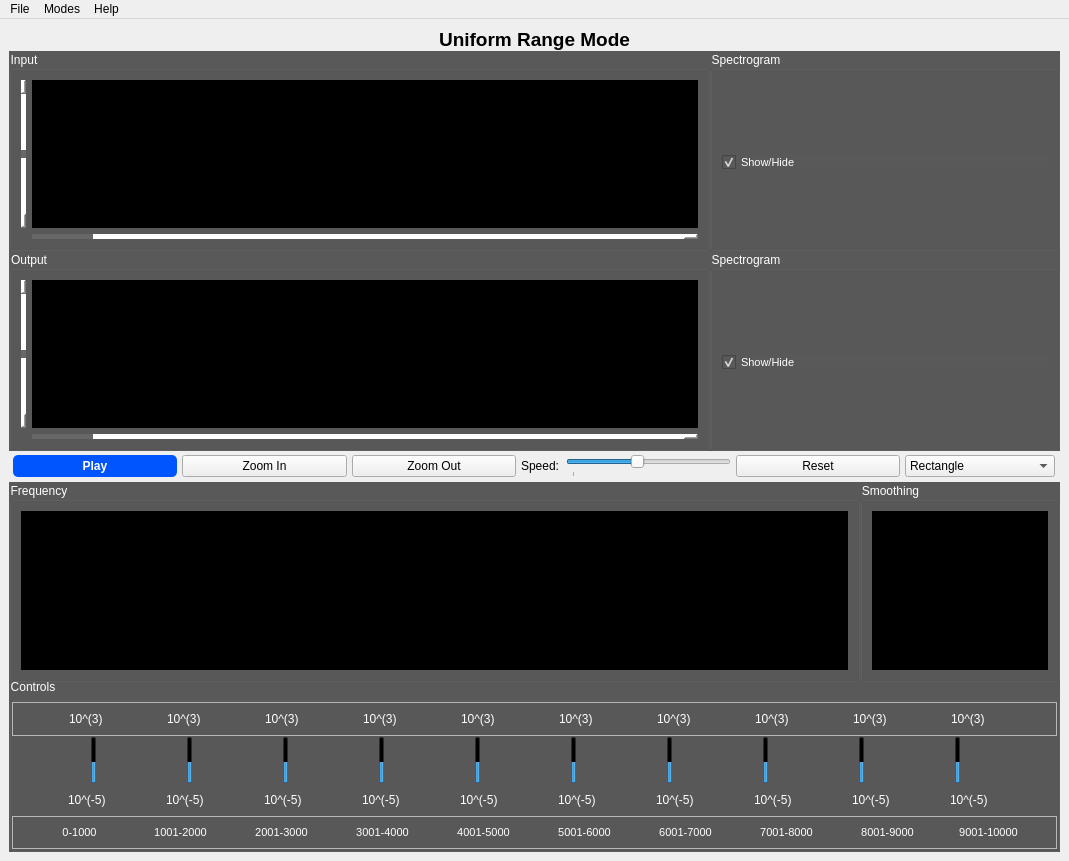
This is task3.ui in OmarAtef0/Signal-Equalizer as Qt 5 draws it before an edit. The edited form follows.
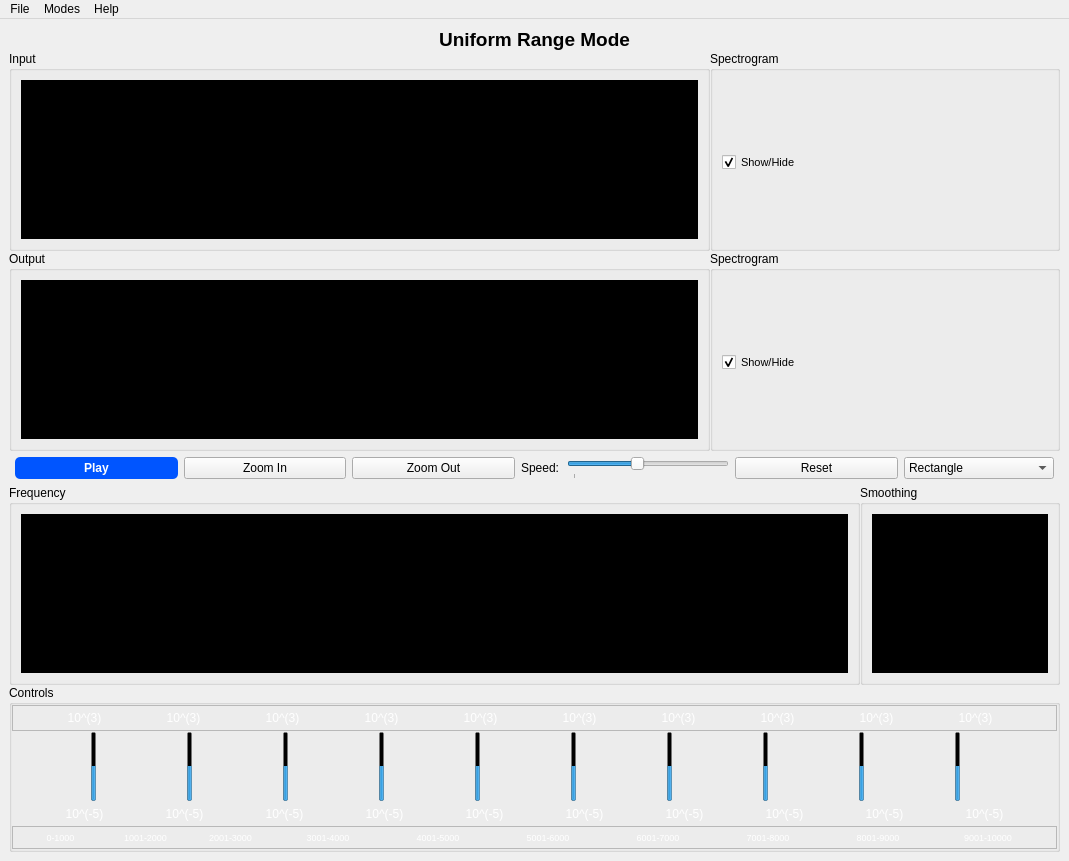
This is the edited form. Custom widgets are drawn as their Qt base class.

```diff
--- a/task3.ui
+++ b/task3.ui
@@ -33,7 +33,7 @@
        <enum>QFrame::Raised</enum>
       </property>
       <property name="lineWidth">
-       <number>1</number>
+       <number>0</number>
       </property>
       <layout class="QVBoxLayout" name="verticalLayout">
        <property name="spacing">
@@ -118,14 +118,13 @@
              </size>
             </property>
             <property name="styleSheet">
-             <string notr="true">background-color: rgb(89, 89, 89);
-color: rgb(255, 255, 255);</string>
+             <string notr="true"/>
             </property>
             <property name="title">
              <string>Input</string>
             </property>
             <layout class="QGridLayout" name="gridLayout_12">
-             <item row="0" column="1">
+             <item row="0" column="0">
               <widget class="PlotWidget" name="plot_1" native="true">
                <property name="minimumSize">
                 <size>
@@ -141,67 +140,6 @@
                </property>
               </widget>
              </item>
-             <item row="1" column="1">
-              <widget class="QScrollBar" name="horizontalScrollBar_1">
-               <property name="maximumSize">
-                <size>
-                 <width>16777215</width>
-                 <height>5</height>
-                </size>
-               </property>
-               <property name="styleSheet">
-                <string notr="true">QScrollBar:horizontal {
-	background-color: rgb(255, 255, 255);
-}
-
-QScrollBar::handle:horizontal {
- background-color: #676767;
-}
-</string>
-               </property>
-               <property name="orientation">
-                <enum>Qt::Horizontal</enum>
-               </property>
-              </widget>
-             </item>
-             <item row="0" column="0">
-              <widget class="QScrollBar" name="verticalScrollBar_1">
-               <property name="maximumSize">
-                <size>
-                 <width>5</width>
-                 <height>16777215</height>
-                </size>
-               </property>
-               <property name="styleSheet">
-                <string notr="true">QScrollBar:vertical {
-	background-color: rgb(255, 255, 255);
-}
-
-QScrollBar::handle:vertical
- {
- background-color: #676767;
-}
-
-
-</string>
-               </property>
-               <property name="minimum">
-                <number>-80</number>
-               </property>
-               <property name="maximum">
-                <number>80</number>
-               </property>
-               <property name="value">
-                <number>0</number>
-               </property>
-               <property name="tracking">
-                <bool>true</bool>
-               </property>
-               <property name="orientation">
-                <enum>Qt::Vertical</enum>
-               </property>
-              </widget>
-             </item>
             </layout>
            </widget>
           </item>
@@ -226,8 +164,7 @@
              <bool>false</bool>
             </property>
             <property name="styleSheet">
-             <string notr="true">background-color: rgb(89, 89, 89);
-color: rgb(255, 255, 255);</string>
+             <string notr="true"/>
             </property>
             <property name="title">
              <string>Spectrogram</string>
@@ -355,52 +292,13 @@
              </size>
             </property>
             <property name="styleSheet">
-             <string notr="true">background-color: rgb(89, 89, 89);
-color: rgb(255, 255, 255);</string>
+             <string notr="true"/>
             </property>
             <property name="title">
              <string>Output</string>
             </property>
             <layout class="QGridLayout" name="gridLayout_6">
              <item row="0" column="0">
-              <widget class="QScrollBar" name="verticalScrollBar_2">
-               <property name="maximumSize">
-                <size>
-                 <width>5</width>
-                 <height>16777215</height>
-                </size>
-               </property>
-               <property name="styleSheet">
-                <string notr="true">QScrollBar:vertical {
-	background-color: rgb(255, 255, 255);
-}
-
-QScrollBar::handle:vertical
- {
- background-color: #676767;
-}
-
-
-</string>
-               </property>
-               <property name="minimum">
-                <number>-80</number>
-               </property>
-               <property name="maximum">
-                <number>80</number>
-               </property>
-               <property name="value">
-                <number>0</number>
-               </property>
-               <property name="tracking">
-                <bool>true</bool>
-               </property>
-               <property name="orientation">
-                <enum>Qt::Vertical</enum>
-               </property>
-              </widget>
-             </item>
-             <item row="0" column="1">
               <widget class="PlotWidget" name="plot_2" native="true">
                <property name="minimumSize">
                 <size>
@@ -416,29 +314,6 @@
                </property>
               </widget>
              </item>
-             <item row="1" column="1">
-              <widget class="QScrollBar" name="horizontalScrollBar_2">
-               <property name="maximumSize">
-                <size>
-                 <width>16777215</width>
-                 <height>5</height>
-                </size>
-               </property>
-               <property name="styleSheet">
-                <string notr="true">QScrollBar:horizontal {
-	background-color: rgb(255, 255, 255);
-}
-
-QScrollBar::handle:horizontal {
- background-color: #676767;
-}
-</string>
-               </property>
-               <property name="orientation">
-                <enum>Qt::Horizontal</enum>
-               </property>
-              </widget>
-             </item>
             </layout>
            </widget>
           </item>
@@ -460,8 +335,7 @@
              <bool>false</bool>
             </property>
             <property name="styleSheet">
-             <string notr="true">background-color: rgb(89, 89, 89);
-color: rgb(255, 255, 255);</string>
+             <string notr="true"/>
             </property>
             <property name="title">
              <string>Spectrogram</string>
@@ -551,19 +425,19 @@
          </property>
          <layout class="QHBoxLayout" name="horizontalLayout_8">
           <property name="spacing">
-           <number>5</number>
+           <number>6</number>
           </property>
           <property name="leftMargin">
-           <number>4</number>
+           <number>6</number>
           </property>
           <property name="topMargin">
-           <number>4</number>
+           <number>6</number>
           </property>
           <property name="rightMargin">
-           <number>5</number>
+           <number>6</number>
           </property>
           <property name="bottomMargin">
-           <number>5</number>
+           <number>6</number>
           </property>
           <item>
            <widget class="QPushButton" name="play_pause_btn">
@@ -799,6 +673,9 @@
          <property name="frameShadow">
           <enum>QFrame::Raised</enum>
          </property>
+         <property name="lineWidth">
+          <number>0</number>
+         </property>
          <layout class="QHBoxLayout" name="horizontalLayout_4">
           <property name="spacing">
            <number>0</number>
@@ -836,8 +713,7 @@
              </size>
             </property>
             <property name="styleSheet">
-             <string notr="true">background-color: rgb(89, 89, 89);
-color: rgb(255, 255, 255);</string>
+             <string notr="true"/>
             </property>
             <property name="title">
              <string>Frequency</string>
@@ -883,8 +759,7 @@
              </size>
             </property>
             <property name="styleSheet">
-             <string notr="true">background-color: rgb(89, 89, 89);
-color: rgb(255, 255, 255);</string>
+             <string notr="true"/>
             </property>
             <property name="title">
              <string>Smoothing</string>
@@ -932,6 +807,9 @@
          <property name="frameShadow">
           <enum>QFrame::Raised</enum>
          </property>
+         <property name="lineWidth">
+          <number>0</number>
+         </property>
          <layout class="QHBoxLayout" name="horizontalLayout_6">
           <property name="spacing">
            <number>0</number>
@@ -969,16 +847,7 @@
              </size>
             </property>
             <property name="styleSheet">
-             <string notr="true">QGroupBox {
-background-color: rgb(89, 89, 89);
-color: rgb(255, 255, 255);
-}
-QGroupBox::title  {
-    subcontrol-origin: margin;
-    subcontrol-position: top left;
-    padding: -5px 0px 0px 0px;
-    color: rgb(255, 255, 255);
-}</string>
+             <string notr="true"/>
             </property>
             <property name="title">
              <string>Controls</string>
@@ -1005,9 +874,27 @@
                 <enum>QFrame::StyledPanel</enum>
                </property>
                <property name="frameShadow">
-                <enum>QFrame::Raised</enum>
+                <enum>QFrame::Plain</enum>
+               </property>
+               <property name="lineWidth">
+                <number>0</number>
                </property>
                <layout class="QHBoxLayout" name="horizontalLayout_9">
+                <property name="spacing">
+                 <number>5</number>
+                </property>
+                <property name="leftMargin">
+                 <number>5</number>
+                </property>
+                <property name="topMargin">
+                 <number>5</number>
+                </property>
+                <property name="rightMargin">
+                 <number>5</number>
+                </property>
+                <property name="bottomMargin">
+                 <number>5</number>
+                </property>
                 <item>
                  <widget class="QLabel" name="label_11">
                   <property name="sizePolicy">
@@ -1024,7 +911,7 @@
                   </property>
                   <property name="maximumSize">
                    <size>
-                    <width>45</width>
+                    <width>55</width>
                     <height>16777215</height>
                    </size>
                   </property>
@@ -1034,6 +921,9 @@
                   <property name="text">
                    <string>10^(3)</string>
                   </property>
+                  <property name="alignment">
+                   <set>Qt::AlignCenter</set>
+                  </property>
                  </widget>
                 </item>
                 <item>
@@ -1052,7 +942,7 @@
                   </property>
                   <property name="maximumSize">
                    <size>
-                    <width>45</width>
+                    <width>55</width>
                     <height>16777215</height>
                    </size>
                   </property>
@@ -1062,6 +952,9 @@
                   <property name="text">
                    <string>10^(3)</string>
                   </property>
+                  <property name="alignment">
+                   <set>Qt::AlignCenter</set>
+                  </property>
                  </widget>
                 </item>
                 <item>
@@ -1080,7 +973,7 @@
                   </property>
                   <property name="maximumSize">
                    <size>
-                    <width>45</width>
+                    <width>55</width>
                     <height>16777215</height>
                    </size>
                   </property>
@@ -1090,6 +983,9 @@
                   <property name="text">
                    <string>10^(3)</string>
                   </property>
+                  <property name="alignment">
+                   <set>Qt::AlignCenter</set>
+                  </property>
                  </widget>
                 </item>
                 <item>
@@ -1108,7 +1004,7 @@
                   </property>
                   <property name="maximumSize">
                    <size>
-                    <width>45</width>
+                    <width>55</width>
                     <height>16777215</height>
                    </size>
                   </property>
@@ -1118,6 +1014,9 @@
                   <property name="text">
                    <string>10^(3)</string>
                   </property>
+                  <property name="alignment">
+                   <set>Qt::AlignCenter</set>
+                  </property>
                  </widget>
                 </item>
                 <item>
@@ -1136,7 +1035,7 @@
                   </property>
                   <property name="maximumSize">
                    <size>
-                    <width>45</width>
+                    <width>55</width>
                     <height>16777215</height>
                    </size>
                   </property>
@@ -1146,6 +1045,9 @@
                   <property name="text">
                    <string>10^(3)</string>
                   </property>
+                  <property name="alignment">
+                   <set>Qt::AlignCenter</set>
+                  </property>
                  </widget>
                 </item>
                 <item>
@@ -1164,7 +1066,7 @@
                   </property>
                   <property name="maximumSize">
                    <size>
-                    <width>45</width>
+                    <width>55</width>
                     <height>16777215</height>
                    </size>
                   </property>
@@ -1174,6 +1076,9 @@
                   <property name="text">
                    <string>10^(3)</string>
                   </property>
+                  <property name="alignment">
+                   <set>Qt::AlignCenter</set>
+                  </property>
                  </widget>
                 </item>
                 <item>
@@ -1192,7 +1097,7 @@
                   </property>
                   <property name="maximumSize">
                    <size>
-                    <width>45</width>
+                    <width>55</width>
                     <height>16777215</height>
                    </size>
                   </property>
@@ -1202,6 +1107,9 @@
                   <property name="text">
                    <string>10^(3)</string>
                   </property>
+                  <property name="alignment">
+                   <set>Qt::AlignCenter</set>
+                  </property>
                  </widget>
                 </item>
                 <item>
@@ -1220,7 +1128,7 @@
                   </property>
                   <property name="maximumSize">
                    <size>
-                    <width>45</width>
+                    <width>55</width>
                     <height>16777215</height>
                    </size>
                   </property>
@@ -1230,6 +1138,9 @@
                   <property name="text">
                    <string>10^(3)</string>
                   </property>
+                  <property name="alignment">
+                   <set>Qt::AlignCenter</set>
+                  </property>
                  </widget>
                 </item>
                 <item>
@@ -1248,7 +1159,7 @@
                   </property>
                   <property name="maximumSize">
                    <size>
-                    <width>45</width>
+                    <width>55</width>
                     <height>16777215</height>
                    </size>
                   </property>
@@ -1258,6 +1169,9 @@
                   <property name="text">
                    <string>10^(3)</string>
                   </property>
+                  <property name="alignment">
+                   <set>Qt::AlignCenter</set>
+                  </property>
                  </widget>
                 </item>
                 <item>
@@ -1276,7 +1190,7 @@
                   </property>
                   <property name="maximumSize">
                    <size>
-                    <width>45</width>
+                    <width>55</width>
                     <height>16777215</height>
                    </size>
                   </property>
@@ -1286,6 +1200,9 @@
                   <property name="text">
                    <string>10^(3)</string>
                   </property>
+                  <property name="alignment">
+                   <set>Qt::AlignCenter</set>
+                  </property>
                  </widget>
                 </item>
                </layout>
@@ -1299,6 +1216,9 @@
                <property name="frameShadow">
                 <enum>QFrame::Raised</enum>
                </property>
+               <property name="lineWidth">
+                <number>0</number>
+               </property>
                <layout class="QHBoxLayout" name="horizontalLayout_2">
                 <property name="spacing">
                  <number>0</number>
@@ -1825,9 +1745,30 @@
                <property name="frameShadow">
                 <enum>QFrame::Raised</enum>
                </property>
+               <property name="lineWidth">
+                <number>0</number>
+               </property>
                <layout class="QHBoxLayout" name="horizontalLayout_5">
+                <property name="spacing">
+                 <number>5</number>
+                </property>
+                <property name="leftMargin">
+                 <number>5</number>
+                </property>
+                <property name="topMargin">
+                 <number>5</number>
+                </property>
+                <property name="rightMargin">
+                 <number>5</number>
+                </property>
+                <property name="bottomMargin">
+                 <number>5</number>
+                </property>
                 <item>
                  <widget class="QLabel" name="label_1">
+                  <property name="enabled">
+                   <bool>true</bool>
+                  </property>
                   <property name="sizePolicy">
                    <sizepolicy hsizetype="Expanding" vsizetype="Expanding">
                     <horstretch>0</horstretch>
@@ -1842,7 +1783,7 @@
                   </property>
                   <property name="maximumSize">
                    <size>
-                    <width>45</width>
+                    <width>55</width>
                     <height>16777215</height>
                    </size>
                   </property>
@@ -1852,6 +1793,9 @@
                   <property name="text">
                    <string>10^(-5)</string>
                   </property>
+                  <property name="alignment">
+                   <set>Qt::AlignCenter</set>
+                  </property>
                  </widget>
                 </item>
                 <item>
@@ -1870,7 +1814,7 @@
                   </property>
                   <property name="maximumSize">
                    <size>
-                    <width>45</width>
+                    <width>55</width>
                     <height>16777215</height>
                    </size>
                   </property>
@@ -1880,6 +1824,9 @@
                   <property name="text">
                    <string>10^(-5)</string>
                   </property>
+                  <property name="alignment">
+                   <set>Qt::AlignCenter</set>
+                  </property>
                  </widget>
                 </item>
                 <item>
@@ -1898,7 +1845,7 @@
                   </property>
                   <property name="maximumSize">
                    <size>
-                    <width>45</width>
+                    <width>55</width>
                     <height>16777215</height>
                    </size>
                   </property>
@@ -1908,6 +1855,9 @@
                   <property name="text">
                    <string>10^(-5)</string>
                   </property>
+                  <property name="alignment">
+                   <set>Qt::AlignCenter</set>
+                  </property>
                  </widget>
                 </item>
                 <item>
@@ -1926,7 +1876,7 @@
                   </property>
                   <property name="maximumSize">
                    <size>
-                    <width>45</width>
+                    <width>55</width>
                     <height>16777215</height>
                    </size>
                   </property>
@@ -1936,6 +1886,9 @@
                   <property name="text">
                    <string>10^(-5)</string>
                   </property>
+                  <property name="alignment">
+                   <set>Qt::AlignCenter</set>
+                  </property>
                  </widget>
                 </item>
                 <item>
@@ -1954,7 +1907,7 @@
                   </property>
                   <property name="maximumSize">
                    <size>
-                    <width>45</width>
+                    <width>55</width>
                     <height>16777215</height>
                    </size>
                   </property>
@@ -1964,6 +1917,9 @@
                   <property name="text">
                    <string>10^(-5)</string>
                   </property>
+                  <property name="alignment">
+                   <set>Qt::AlignCenter</set>
+                  </property>
                  </widget>
                 </item>
                 <item>
@@ -1982,7 +1938,7 @@
                   </property>
                   <property name="maximumSize">
                    <size>
-                    <width>45</width>
+                    <width>55</width>
                     <height>16777215</height>
                    </size>
                   </property>
@@ -1992,6 +1948,9 @@
                   <property name="text">
                    <string>10^(-5)</string>
                   </property>
+                  <property name="alignment">
+                   <set>Qt::AlignCenter</set>
+                  </property>
                  </widget>
                 </item>
                 <item>
@@ -2010,7 +1969,7 @@
                   </property>
                   <property name="maximumSize">
                    <size>
-                    <width>45</width>
+                    <width>55</width>
                     <height>16777215</height>
                    </size>
                   </property>
@@ -2020,6 +1979,9 @@
                   <property name="text">
                    <string>10^(-5)</string>
                   </property>
+                  <property name="alignment">
+                   <set>Qt::AlignCenter</set>
+                  </property>
                  </widget>
                 </item>
                 <item>
@@ -2038,7 +2000,7 @@
                   </property>
                   <property name="maximumSize">
                    <size>
-                    <width>45</width>
+                    <width>55</width>
                     <height>16777215</height>
                    </size>
                   </property>
@@ -2048,6 +2010,9 @@
                   <property name="text">
                    <string>10^(-5)</string>
                   </property>
+                  <property name="alignment">
+                   <set>Qt::AlignCenter</set>
+                  </property>
                  </widget>
                 </item>
                 <item>
@@ -2066,7 +2031,7 @@
                   </property>
                   <property name="maximumSize">
                    <size>
-                    <width>45</width>
+                    <width>55</width>
                     <height>16777215</height>
                    </size>
                   </property>
@@ -2076,6 +2041,9 @@
                   <property name="text">
                    <string>10^(-5)</string>
                   </property>
+                  <property name="alignment">
+                   <set>Qt::AlignCenter</set>
+                  </property>
                  </widget>
                 </item>
                 <item>
@@ -2094,7 +2062,7 @@
                   </property>
                   <property name="maximumSize">
                    <size>
-                    <width>45</width>
+                    <width>55</width>
                     <height>16777215</height>
                    </size>
                   </property>
@@ -2104,6 +2072,9 @@
                   <property name="text">
                    <string>10^(-5)</string>
                   </property>
+                  <property name="alignment">
+                   <set>Qt::AlignCenter</set>
+                  </property>
                  </widget>
                 </item>
                </layout>
@@ -2117,7 +2088,25 @@
                <property name="frameShadow">
                 <enum>QFrame::Raised</enum>
                </property>
+               <property name="lineWidth">
+                <number>0</number>
+               </property>
                <layout class="QHBoxLayout" name="horizontalLayout_10">
+                <property name="spacing">
+                 <number>5</number>
+                </property>
+                <property name="leftMargin">
+                 <number>5</number>
+                </property>
+                <property name="topMargin">
+                 <number>5</number>
+                </property>
+                <property name="rightMargin">
+                 <number>5</number>
+                </property>
+                <property name="bottomMargin">
+                 <number>5</number>
+                </property>
                 <item>
                  <widget class="QLabel" name="label_21">
                   <property name="sizePolicy">
@@ -2140,7 +2129,8 @@
                   </property>
                   <property name="font">
                    <font>
-                    <pointsize>8</pointsize>
+                    <pointsize>7</pointsize>
+                    <bold>false</bold>
                    </font>
                   </property>
                   <property name="styleSheet">
@@ -2149,9 +2139,21 @@
                   <property name="text">
                    <string>0-1000</string>
                   </property>
+                  <property name="textFormat">
+                   <enum>Qt::AutoText</enum>
+                  </property>
+                  <property name="scaledContents">
+                   <bool>false</bool>
+                  </property>
                   <property name="alignment">
                    <set>Qt::AlignCenter</set>
                   </property>
+                  <property name="wordWrap">
+                   <bool>false</bool>
+                  </property>
+                  <property name="openExternalLinks">
+                   <bool>false</bool>
+                  </property>
                  </widget>
                 </item>
                 <item>
@@ -2176,7 +2178,8 @@
                   </property>
                   <property name="font">
                    <font>
-                    <pointsize>8</pointsize>
+                    <pointsize>7</pointsize>
+                    <bold>false</bold>
                    </font>
                   </property>
                   <property name="styleSheet">
@@ -2185,9 +2188,21 @@
                   <property name="text">
                    <string>1001-2000</string>
                   </property>
+                  <property name="textFormat">
+                   <enum>Qt::AutoText</enum>
+                  </property>
+                  <property name="scaledContents">
+                   <bool>false</bool>
+                  </property>
                   <property name="alignment">
                    <set>Qt::AlignCenter</set>
                   </property>
+                  <property name="wordWrap">
+                   <bool>false</bool>
+                  </property>
+                  <property name="openExternalLinks">
+                   <bool>false</bool>
+                  </property>
                  </widget>
                 </item>
                 <item>
@@ -2212,7 +2227,8 @@
                   </property>
                   <property name="font">
                    <font>
-                    <pointsize>8</pointsize>
+                    <pointsize>7</pointsize>
+                    <bold>false</bold>
                    </font>
                   </property>
                   <property name="styleSheet">
@@ -2221,9 +2237,21 @@
                   <property name="text">
                    <string>2001-3000</string>
                   </property>
+                  <property name="textFormat">
+                   <enum>Qt::AutoText</enum>
+                  </property>
+                  <property name="scaledContents">
+                   <bool>false</bool>
+                  </property>
                   <property name="alignment">
                    <set>Qt::AlignCenter</set>
                   </property>
+                  <property name="wordWrap">
+                   <bool>false</bool>
+                  </property>
+                  <property name="openExternalLinks">
+                   <bool>false</bool>
+                  </property>
                  </widget>
                 </item>
                 <item>
@@ -2242,13 +2270,14 @@
                   </property>
                   <property name="maximumSize">
                    <size>
-                    <width>75</width>
+                    <width>100</width>
                     <height>16777215</height>
                    </size>
                   </property>
                   <property name="font">
                    <font>
-                    <pointsize>8</pointsize>
+                    <pointsize>7</pointsize>
+                    <bold>false</bold>
                    </font>
                   </property>
                   <property name="styleSheet">
@@ -2257,9 +2286,21 @@
                   <property name="text">
                    <string>3001-4000</string>
                   </property>
+                  <property name="textFormat">
+                   <enum>Qt::AutoText</enum>
+                  </property>
+                  <property name="scaledContents">
+                   <bool>false</bool>
+                  </property>
                   <property name="alignment">
                    <set>Qt::AlignCenter</set>
                   </property>
+                  <property name="wordWrap">
+                   <bool>false</bool>
+                  </property>
+                  <property name="openExternalLinks">
+                   <bool>false</bool>
+                  </property>
                  </widget>
                 </item>
                 <item>
@@ -2278,13 +2319,14 @@
                   </property>
                   <property name="maximumSize">
                    <size>
-                    <width>75</width>
+                    <width>100</width>
                     <height>16777215</height>
                    </size>
                   </property>
                   <property name="font">
                    <font>
-                    <pointsize>8</pointsize>
+                    <pointsize>7</pointsize>
+                    <bold>false</bold>
                    </font>
                   </property>
                   <property name="styleSheet">
@@ -2293,9 +2335,21 @@
                   <property name="text">
                    <string>4001-5000</string>
                   </property>
+                  <property name="textFormat">
+                   <enum>Qt::AutoText</enum>
+                  </property>
+                  <property name="scaledContents">
+                   <bool>false</bool>
+                  </property>
                   <property name="alignment">
                    <set>Qt::AlignCenter</set>
                   </property>
+                  <property name="wordWrap">
+                   <bool>false</bool>
+                  </property>
+                  <property name="openExternalLinks">
+                   <bool>false</bool>
+                  </property>
                  </widget>
                 </item>
                 <item>
@@ -2314,13 +2368,14 @@
                   </property>
                   <property name="maximumSize">
                    <size>
-                    <width>75</width>
+                    <width>100</width>
                     <height>16777215</height>
                    </size>
                   </property>
                   <property name="font">
                    <font>
-                    <pointsize>8</pointsize>
+                    <pointsize>7</pointsize>
+                    <bold>false</bold>
                    </font>
                   </property>
                   <property name="styleSheet">
@@ -2329,9 +2384,21 @@
                   <property name="text">
                    <string>5001-6000</string>
                   </property>
+                  <property name="textFormat">
+                   <enum>Qt::AutoText</enum>
+                  </property>
+                  <property name="scaledContents">
+                   <bool>false</bool>
+                  </property>
                   <property name="alignment">
                    <set>Qt::AlignCenter</set>
                   </property>
+                  <property name="wordWrap">
+                   <bool>false</bool>
+                  </property>
+                  <property name="openExternalLinks">
+                   <bool>false</bool>
+                  </property>
                  </widget>
                 </item>
                 <item>
@@ -2350,13 +2417,14 @@
                   </property>
                   <property name="maximumSize">
                    <size>
-                    <width>75</width>
+                    <width>100</width>
                     <height>16777215</height>
                    </size>
                   </property>
                   <property name="font">
                    <font>
-                    <pointsize>8</pointsize>
+                    <pointsize>7</pointsize>
+                    <bold>false</bold>
                    </font>
                   </property>
                   <property name="styleSheet">
@@ -2365,9 +2433,21 @@
                   <property name="text">
                    <string>6001-7000</string>
                   </property>
+                  <property name="textFormat">
+                   <enum>Qt::AutoText</enum>
+                  </property>
+                  <property name="scaledContents">
+                   <bool>false</bool>
+                  </property>
                   <property name="alignment">
                    <set>Qt::AlignCenter</set>
                   </property>
+                  <property name="wordWrap">
+                   <bool>false</bool>
+                  </property>
+                  <property name="openExternalLinks">
+                   <bool>false</bool>
+                  </property>
                  </widget>
                 </item>
                 <item>
@@ -2386,13 +2466,14 @@
                   </property>
                   <property name="maximumSize">
                    <size>
-                    <width>75</width>
+                    <width>100</width>
                     <height>16777215</height>
                    </size>
                   </property>
                   <property name="font">
                    <font>
-                    <pointsize>8</pointsize>
+                    <pointsize>7</pointsize>
+                    <bold>false</bold>
                    </font>
                   </property>
                   <property name="styleSheet">
@@ -2401,9 +2482,21 @@
                   <property name="text">
                    <string>7001-8000</string>
                   </property>
+                  <property name="textFormat">
+                   <enum>Qt::AutoText</enum>
+                  </property>
+                  <property name="scaledContents">
+                   <bool>false</bool>
+                  </property>
                   <property name="alignment">
                    <set>Qt::AlignCenter</set>
                   </property>
+                  <property name="wordWrap">
+                   <bool>false</bool>
+                  </property>
+                  <property name="openExternalLinks">
+                   <bool>false</bool>
+                  </property>
                  </widget>
                 </item>
                 <item>
@@ -2422,13 +2515,14 @@
                   </property>
                   <property name="maximumSize">
                    <size>
-                    <width>75</width>
+                    <width>100</width>
                     <height>16777215</height>
                    </size>
                   </property>
                   <property name="font">
                    <font>
-                    <pointsize>8</pointsize>
+                    <pointsize>7</pointsize>
+                    <bold>false</bold>
                    </font>
                   </property>
                   <property name="styleSheet">
@@ -2437,9 +2531,21 @@
                   <property name="text">
                    <string>8001-9000</string>
                   </property>
+                  <property name="textFormat">
+                   <enum>Qt::AutoText</enum>
+                  </property>
+                  <property name="scaledContents">
+                   <bool>false</bool>
+                  </property>
                   <property name="alignment">
                    <set>Qt::AlignCenter</set>
                   </property>
+                  <property name="wordWrap">
+                   <bool>false</bool>
+                  </property>
+                  <property name="openExternalLinks">
+                   <bool>false</bool>
+                  </property>
                  </widget>
                 </item>
                 <item>
@@ -2458,13 +2564,14 @@
                   </property>
                   <property name="maximumSize">
                    <size>
-                    <width>75</width>
+                    <width>100</width>
                     <height>16777215</height>
                    </size>
                   </property>
                   <property name="font">
                    <font>
-                    <pointsize>8</pointsize>
+                    <pointsize>7</pointsize>
+                    <bold>false</bold>
                    </font>
                   </property>
                   <property name="styleSheet">
@@ -2473,9 +2580,21 @@
                   <property name="text">
                    <string>9001-10000</string>
                   </property>
+                  <property name="textFormat">
+                   <enum>Qt::AutoText</enum>
+                  </property>
+                  <property name="scaledContents">
+                   <bool>false</bool>
+                  </property>
                   <property name="alignment">
                    <set>Qt::AlignCenter</set>
                   </property>
+                  <property name="wordWrap">
+                   <bool>false</bool>
+                  </property>
+                  <property name="openExternalLinks">
+                   <bool>false</bool>
+                  </property>
                  </widget>
                 </item>
                </layout>
```
